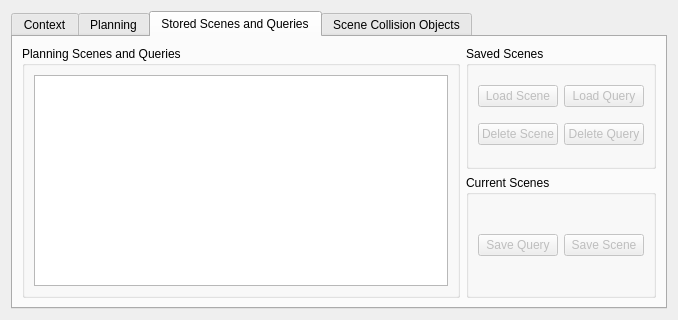
moveit/moveit, file moveit_ros/visualization/rviz_plugin/src/ui/moveit_rviz_plugin_frame.ui: the form before one commit.
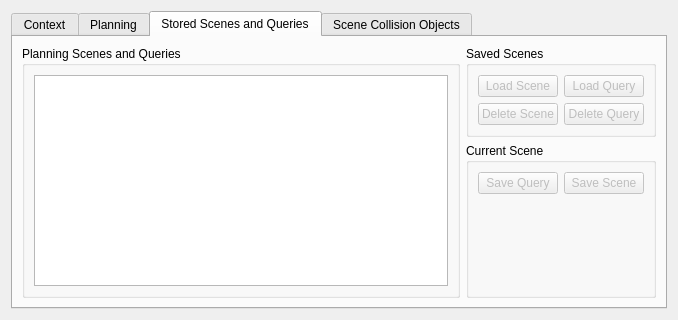
The form after the commit. The open tabs and pages were chosen to show the change.

Commit message: fix #17 - Confirm overwrite message added - Scene Name is still in Planning Scene section as that really belongs   to the Scene message, but I added a 'rename' option when saving the   scene. - The scene name is no longer saved, so the name should be the default   scene name from now on: "(noname)"

```diff
--- a/moveit_ros/visualization/rviz_plugin/src/ui/moveit_rviz_plugin_frame.ui
+++ b/moveit_ros/visualization/rviz_plugin/src/ui/moveit_rviz_plugin_frame.ui
@@ -594,20 +594,10 @@
          <item>
           <widget class="QGroupBox" name="groupBox_2">
            <property name="title">
-            <string>Current Scenes</string>
+            <string>Current Scene</string>
            </property>
-           <layout class="QHBoxLayout" name="horizontalLayout_2">
-            <item>
-             <widget class="QPushButton" name="save_query_button">
-              <property name="enabled">
-               <bool>false</bool>
-              </property>
-              <property name="text">
-               <string>Save Query</string>
-              </property>
-             </widget>
-            </item>
-            <item>
+           <layout class="QGridLayout" name="gridLayout_2">
+            <item row="0" column="1">
              <widget class="QPushButton" name="save_scene_button">
               <property name="enabled">
                <bool>false</bool>
@@ -617,6 +607,29 @@
               </property>
              </widget>
             </item>
+            <item row="0" column="0">
+             <widget class="QPushButton" name="save_query_button">
+              <property name="enabled">
+               <bool>false</bool>
+              </property>
+              <property name="text">
+               <string>Save Query</string>
+              </property>
+             </widget>
+            </item>
+            <item row="1" column="0" colspan="2">
+             <spacer name="verticalSpacer_7">
+              <property name="orientation">
+               <enum>Qt::Vertical</enum>
+              </property>
+              <property name="sizeHint" stdset="0">
+               <size>
+                <width>20</width>
+                <height>40</height>
+               </size>
+              </property>
+             </spacer>
+            </item>
            </layout>
           </widget>
          </item>
```
Left out of the diff: 16 changed lines with no effect on the pictures. The commit also changes 2 other files.
